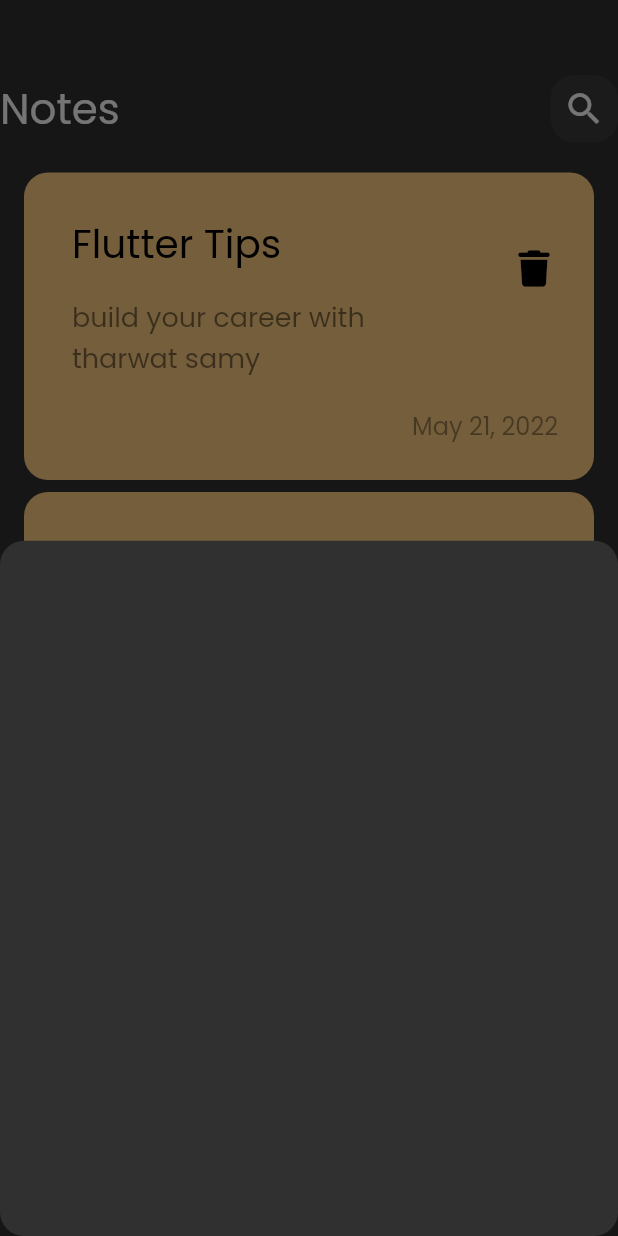
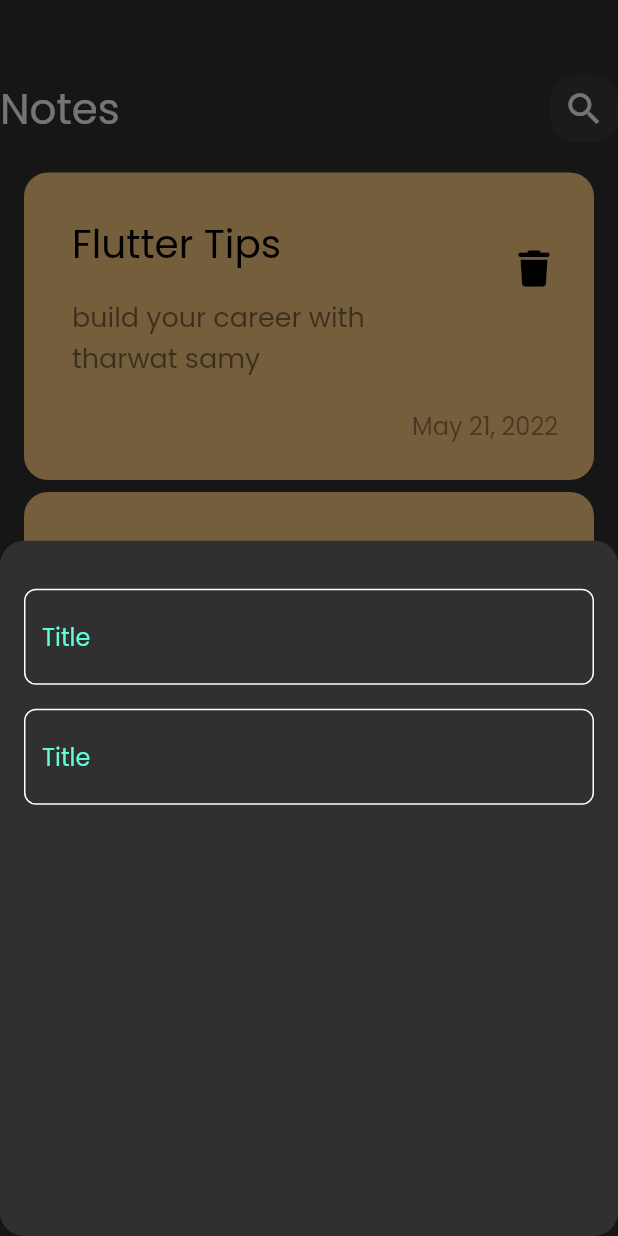
Before and after one commit to Alaa-gif26/notes_app, a Flutter app: the screen it shows after launch, after a tap on the "add" icon, on a phone screen of 412 x 824 dp. Run offline on Flutter 3.47's test engine with Material 2 defaults, Android fonts, the phone set to English and light mode, and no system bars; our stand-ins replace font_awesome_flutter.

Commit message:
create custom text field

```diff
--- /dev/null
+++ b/lib/views/constants.dart
@@ -0,0 +1,3 @@
+import 'package:flutter/animation.dart';
+
+const kPrimaryColor=  Color(0xff62fcd7);
--- a/lib/widgets/Add_note_bottom_sheet.dart
+++ b/lib/widgets/Add_note_bottom_sheet.dart
@@ -1,10 +1,23 @@
 import 'package:flutter/material.dart';
+import 'package:notes_app/widgets/custom_text_field.dart';
 
 class AddNoteBottomSheet extends StatelessWidget {
   const AddNoteBottomSheet({super.key});
 
   @override
   Widget build(BuildContext context) {
-    return Container();
+    return Padding(
+      padding: const EdgeInsets.symmetric(horizontal: 16.0),
+      child: Column(
+        children: [
+          SizedBox(height: 32,),
+          CustomTextField(),
+          SizedBox(height: 16,),
+          CustomTextField()
+
+
+        ],
+      ),
+    );
   }
 }
--- /dev/null
+++ b/lib/widgets/custom_text_field.dart
@@ -0,0 +1,25 @@
+import 'package:flutter/material.dart';
+import 'package:flutter/src/widgets/container.dart';
+import 'package:flutter/src/widgets/framework.dart';
+import 'package:notes_app/views/constants.dart';
+
+class CustomTextField extends StatelessWidget {
+  const CustomTextField({super.key});
+
+  @override
+  Widget build(BuildContext context) {
+    return TextField(
+      cursorColor: kPrimaryColor,
+      decoration: InputDecoration(
+          border: buildBorder(),
+          enabledBorder: buildBorder(),
+          focusedBorder: buildBorder(kPrimaryColor),
+          hintText: "Title",
+          hintStyle:const TextStyle(color: kPrimaryColor)),
+    );
+  }
+
+  OutlineInputBorder buildBorder([Color]) => OutlineInputBorder(
+      borderRadius: BorderRadius.circular(8),
+      borderSide: BorderSide(color: Color ?? Colors.white));
+}
```
